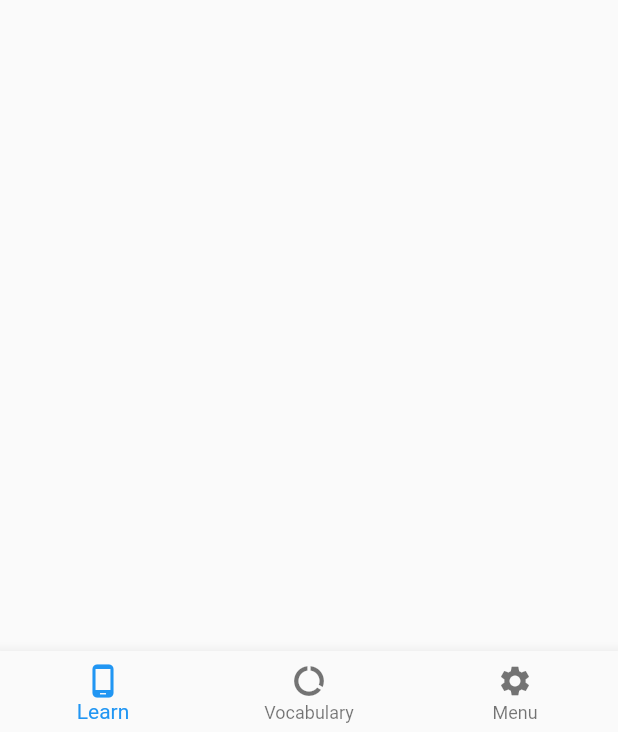
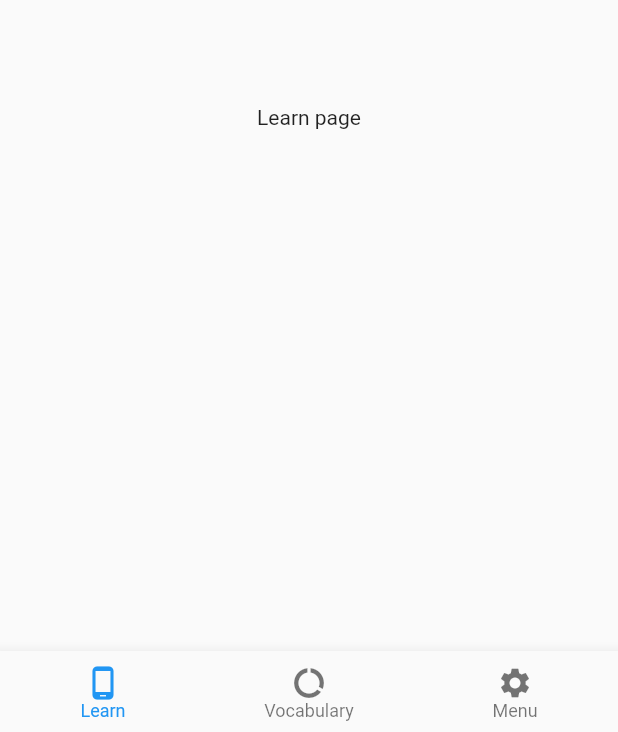
Before and after one commit to CoolichWithYou/reword_flutter_copy, a Flutter app: the screen it shows after launch, on a phone screen of 412 x 824 dp. Shown: the part 501-1233 px from the top of the screen. Run offline on Flutter 3.47's test engine with Material 2 defaults, Android fonts, the phone set to English and light mode, and no system bars.

Commit message:
Added pages

```diff
--- a/lib/main.dart
+++ b/lib/main.dart
@@ -1,4 +1,7 @@
 import 'package:flutter/material.dart';
+import 'pages/learn.dart';
+import 'pages/menu.dart';
+import 'pages/vocabulary.dart';
 
 void main() {
   runApp(MaterialApp(
@@ -15,6 +18,8 @@ class Home extends StatefulWidget {
 
 class _HomeState extends State<Home> {
   int _currentIndex = 0;
+
+  final pages = [Learn(), Vocabulary(), Menu()];
 
   @override
   Widget build(BuildContext context) {
@@ -36,6 +41,7 @@ class _HomeState extends State<Home> {
         backgroundColor: Colors.white,
       ),
       bottomNavigationBar: BottomNavigationBar(
+        selectedFontSize: 12,
         currentIndex: _currentIndex,
         type: BottomNavigationBarType.fixed,
         items: [
@@ -64,6 +70,7 @@ class _HomeState extends State<Home> {
           });
         },
       ),
+      body: pages[_currentIndex],
     );
   }
 }
--- /dev/null
+++ b/lib/pages/learn.dart
@@ -0,0 +1,17 @@
+import 'package:flutter/material.dart';
+
+class Learn extends StatefulWidget {
+  const Learn({Key? key}) : super(key: key);
+
+  @override
+  _LearnState createState() => _LearnState();
+}
+
+class _LearnState extends State<Learn> {
+  @override
+  Widget build(BuildContext context) {
+    return Center(
+      child: Text('Learn page'),
+    );
+  }
+}
```
Also changed, not shown: lib/pages/menu.dart (added, +17 -0 lines), lib/pages/vocabulary.dart (added, +17 -0 lines).
